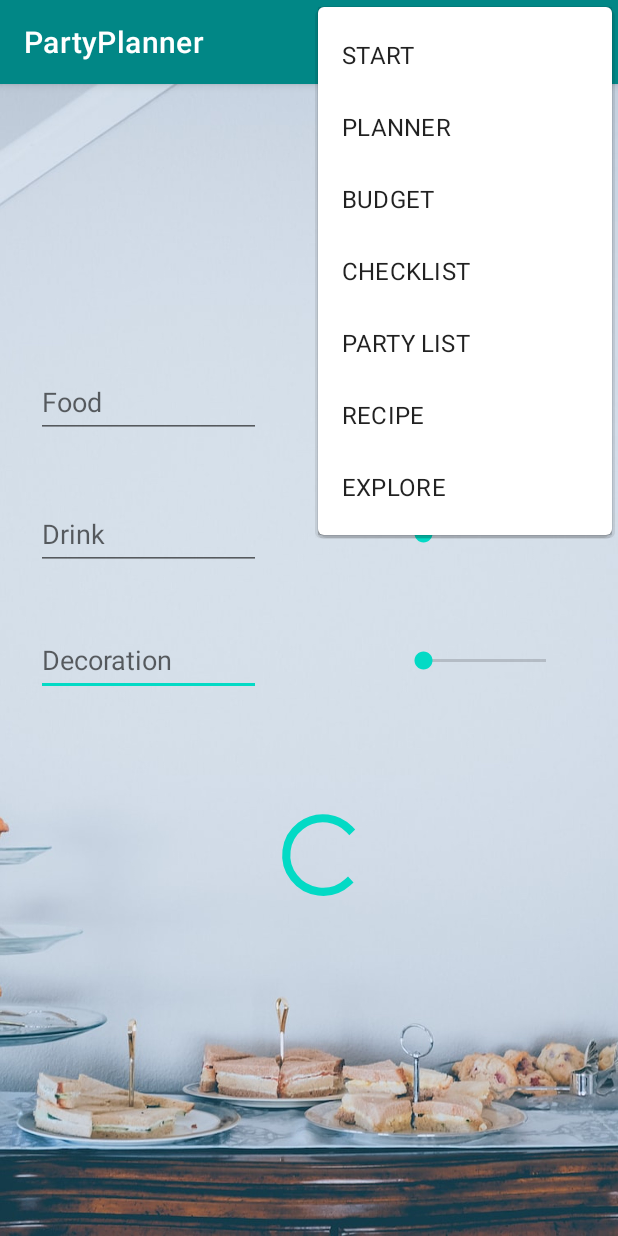
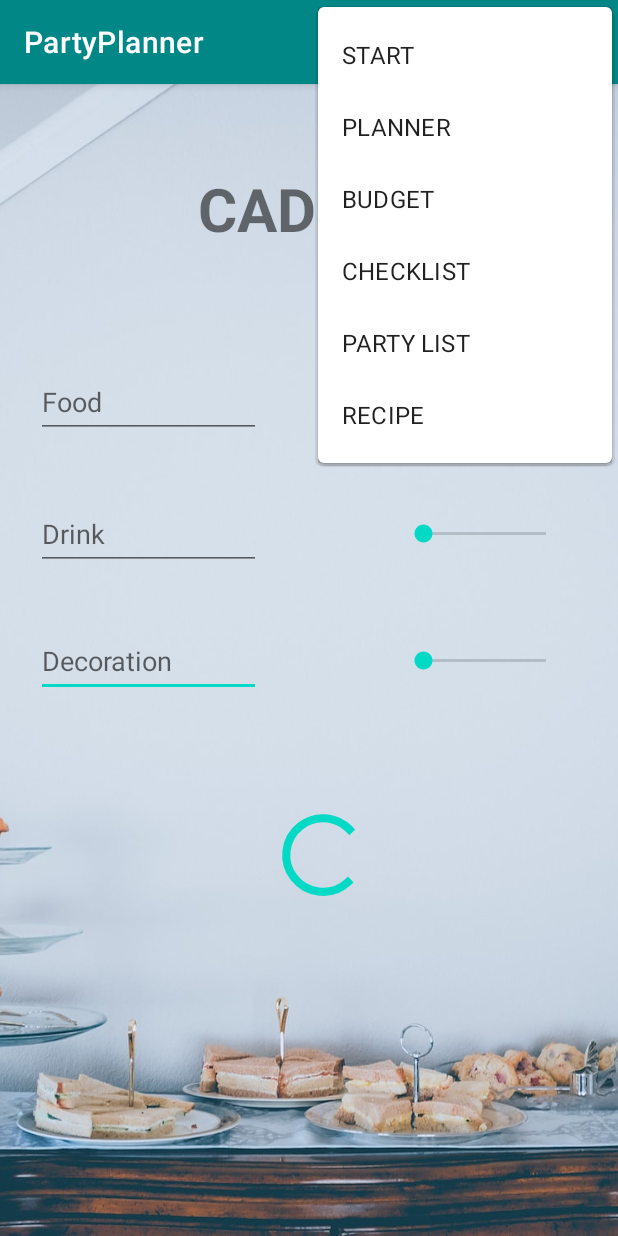
Before and after one commit to minimalU/2023_MobileApplicationDevelopment, an Android app: the Budget screen opened directly, with no data from a screen before it, with the options menu open, on a phone screen of 412 x 824 dp. Run offline under Robolectric (Android 15) with nearby library versions, the phone set to English and light mode, and no system bars.

```diff
--- a/PartyPlanner/app/src/main/java/com/example/partyplanner/Budget.java
+++ b/PartyPlanner/app/src/main/java/com/example/partyplanner/Budget.java
@@ -15,6 +15,7 @@ import android.annotation.SuppressLint;
 import android.content.Context;
 import android.content.Intent;
 import android.os.Bundle;
+import android.util.Log;
 import android.view.Menu;
 import android.view.MenuItem;
 import android.view.View;
@@ -24,20 +25,26 @@ import android.widget.TextView;
 public class Budget extends AppCompatActivity {
 
     TextView budgetText;
+
     @SuppressLint({"MissingInflatedId", "SetTextI18n"})
     @Override
     protected void onCreate(Bundle savedInstanceState) {
         super.onCreate(savedInstanceState);
         setContentView(R.layout.activity_budget);
 
+        budgetText = (TextView) findViewById(R.id.BudgetValText);
 
-        budgetText = (TextView) findViewById(R.id.BudgetValText);
-        Intent i = getIntent();
-        Bundle bundle = i.getExtras();
-        //int revBudget = bundle.getInt("BudgetVal");
-        //  Caused by: java.lang.NullPointerException: Attempt to invoke virtual method 'int android.os.Bundle.getInt(java.lang.String)' on a null object reference
-        //  at com.example.partyplanner.Budget.onCreate(Budget.java:23)
-        // budgetText.setText("CAD " +revBudget);
+        double revBudget;
+        try{
+            Intent intent = getIntent();
+            revBudget = intent.getDoubleExtra("budget", 0.00);
+            budgetText.setText("CAD " + revBudget);
+        }
+        catch (Exception e) {
+            Log.e("Budget", "Error");
+            revBudget = 0.00;
+            budgetText.setText("CAD " + revBudget);
+        }
 
         @SuppressLint({"MissingInflatedId", "LocalSuppress"})
         View cLayout = findViewById(R.id.BudgetActivity);
--- a/PartyPlanner/app/src/main/java/com/example/partyplanner/Food.java
+++ b/PartyPlanner/app/src/main/java/com/example/partyplanner/Food.java
@@ -195,7 +195,7 @@ public class Food extends Activity implements AdapterView.OnItemClickListener
                             int position, long id) {
 
 
-        Toast.makeText(this, "In OnClick", Toast.LENGTH_SHORT).show();
+        // Toast.makeText(this, "In OnClick", Toast.LENGTH_SHORT).show();
         // get the item at the specified position
         RSSItem item = feed.getItem(position);
 
--- a/PartyPlanner/app/src/main/res/layout/activity_budget.xml
+++ b/PartyPlanner/app/src/main/res/layout/activity_budget.xml
@@ -73,7 +73,7 @@
     <EditText
         android:id="@+id/editTextTextPersonName"
         android:layout_width="150dp"
-        android:layout_height="47dp"
+        android:layout_height="48dp"
         android:layout_marginStart="24dp"
         android:ems="10"
         android:hint="Decoration"
--- a/PartyPlanner/app/src/main/res/menu/menu.xml
+++ b/PartyPlanner/app/src/main/res/menu/menu.xml
@@ -18,7 +18,7 @@
     <item
         android:id="@+id/menu_activity_food"
         android:title="@string/recipe" />
-    <item
-        android:id="@+id/menu_activity_explore"
-        android:title="EXPLORE" />
+<!--    <item-->
+<!--        android:id="@+id/menu_activity_explore"-->
+<!--        android:title="EXPLORE" />-->
 </menu>
```
Also changed, not shown: PartyPlanner/app/src/main/java/com/example/partyplanner/MainActivity.java (+5 -5 lines), PartyPlanner/app/src/main/java/com/example/partyplanner/Partylist.java (+1 -42 lines), PartyPlanner/app/src/main/java/com/example/partyplanner/Planner.java (+35 -27 lines), PartyPlanner/app/src/main/res/layout/activity_partylist.xml (+3 -11 lines), PartyPlanner/app/src/main/res/layout/activity_single_item.xml (+5 -4 lines).
